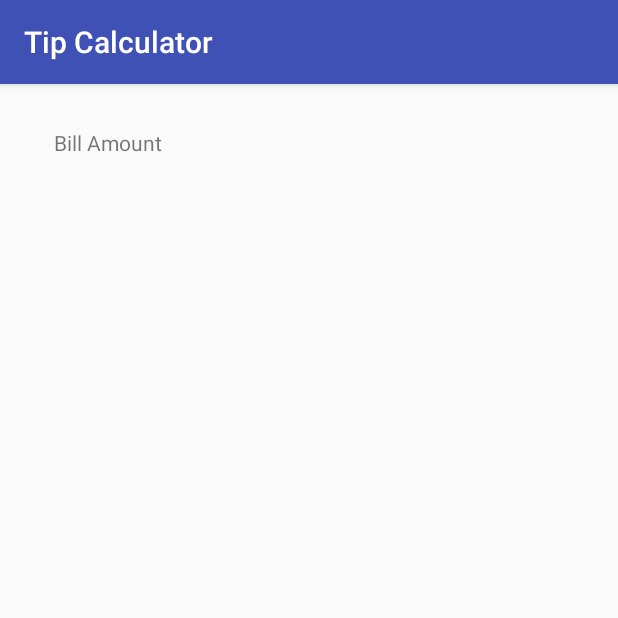
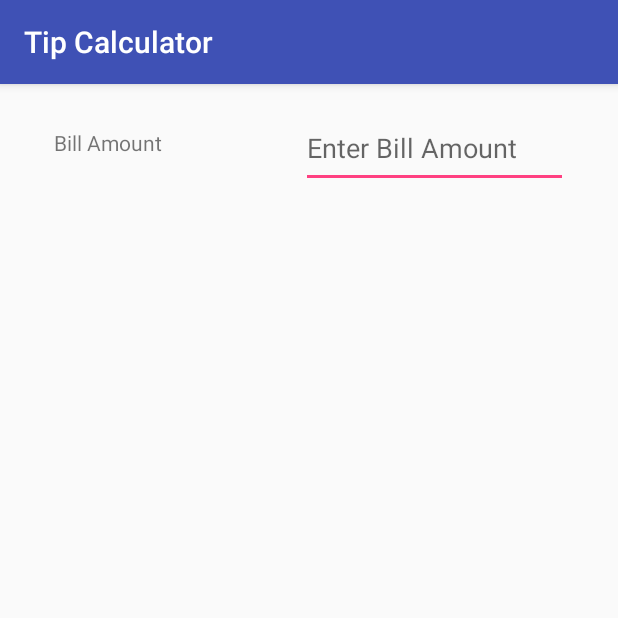
Before and after one commit to gness1804/android-tip-calc, an Android app: the screen it shows after launch (MainActivity), on a phone screen of 412 x 824 dp, the top half of it. Run offline under Robolectric (Android 15) with nearby library versions, the phone set to English and light mode, and no system bars.

Commit message:
Add bill amt input

```diff
--- a/app/src/main/res/layout/activity_main.xml
+++ b/app/src/main/res/layout/activity_main.xml
@@ -15,4 +15,16 @@
         android:text="@string/bill_amount_text"
         app:layout_constraintLeft_toLeftOf="parent"
         app:layout_constraintTop_toTopOf="parent" />
+
+    <EditText
+        android:id="@+id/billAmountInput"
+        android:layout_width="178dp"
+        android:layout_height="53dp"
+        android:layout_marginRight="33dp"
+        android:layout_marginTop="16dp"
+        android:ems="10"
+        android:hint="@string/bill_amount_input"
+        android:inputType="numberDecimal"
+        app:layout_constraintRight_toRightOf="parent"
+        app:layout_constraintTop_toTopOf="parent" />
 </android.support.constraint.ConstraintLayout>
--- a/app/src/main/res/values/strings.xml
+++ b/app/src/main/res/values/strings.xml
@@ -1,4 +1,5 @@
 <resources>
     <string name="app_name">Tip Calculator</string>
     <string name="bill_amount_text">Bill Amount</string>
+    <string name="bill_amount_input">Enter Bill Amount</string>
 </resources>
```
